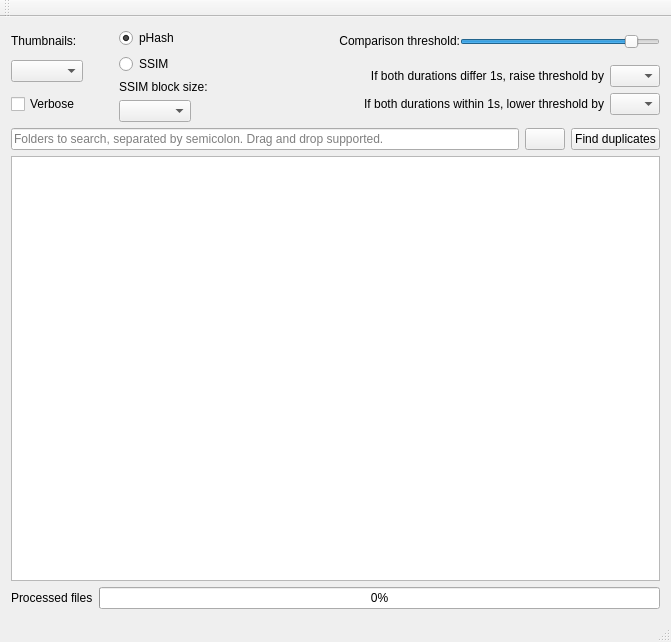
The window that QtProject/mainwindow.ui (theophanemayaud/video-simili-duplicate-cleaner) describes before a commit, drawn with Qt 5.
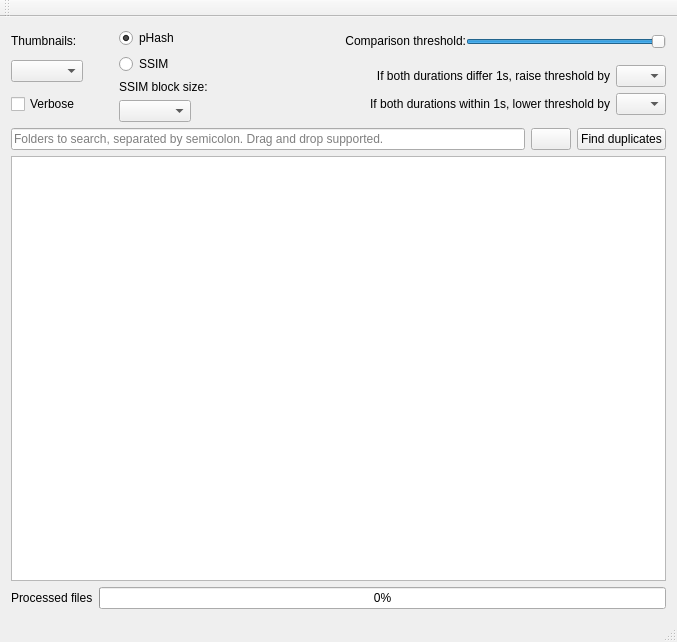
The same window after the commit.

What changed in the file:
```diff
--- a/QtProject/mainwindow.ui
+++ b/QtProject/mainwindow.ui
@@ -6,7 +6,7 @@
    <rect>
     <x>0</x>
     <y>0</y>
-    <width>671</width>
+    <width>677</width>
     <height>642</height>
    </rect>
   </property>
@@ -242,7 +242,7 @@
              <number>8</number>
             </property>
             <property name="value">
-             <number>89</number>
+             <number>100</number>
             </property>
             <property name="orientation">
              <enum>Qt::Horizontal</enum>
```
Left out of the diff: 4 changed lines with no effect on the pictures.
